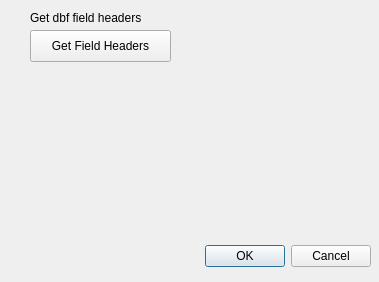
Old version of the form interactive_tool/AafcQgisSoilTool/ui_aafcqgissoiltool.ui in the repository spatialfrog/soil_tools.
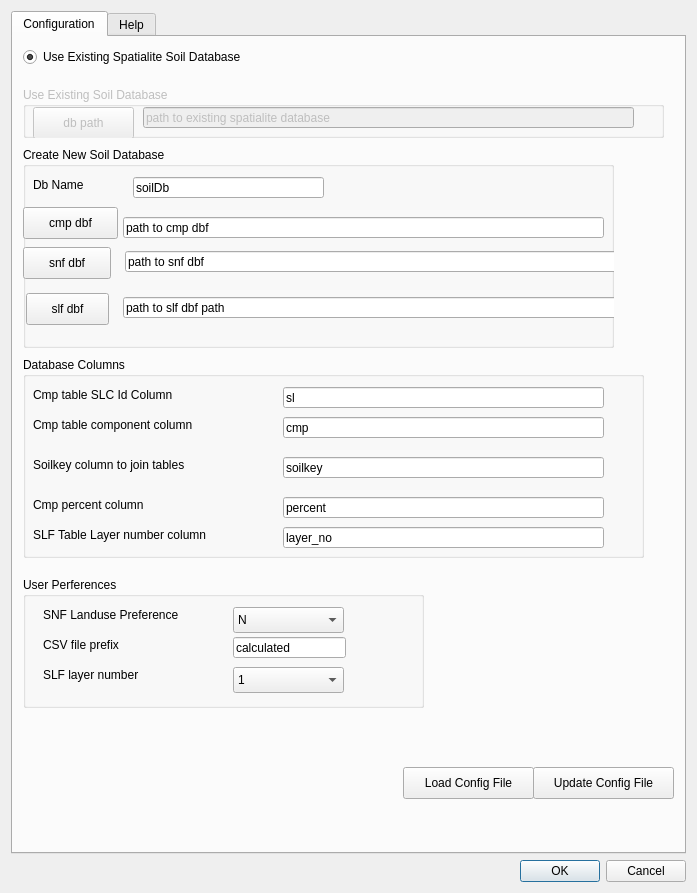
New version of the form.

What changed in the file:
```diff
--- a/interactive_tool/AafcQgisSoilTool/ui_aafcqgissoiltool.ui
+++ b/interactive_tool/AafcQgisSoilTool/ui_aafcqgissoiltool.ui
@@ -6,61 +6,589 @@
    <rect>
     <x>0</x>
     <y>0</y>
-    <width>379</width>
-    <height>282</height>
+    <width>697</width>
+    <height>893</height>
    </rect>
   </property>
   <property name="windowTitle">
    <string>AafcQgisSoilTool</string>
   </property>
-  <widget class="QDialogButtonBox" name="buttonBox">
-   <property name="geometry">
-    <rect>
-     <x>30</x>
-     <y>240</y>
-     <width>341</width>
-     <height>32</height>
-    </rect>
-   </property>
-   <property name="orientation">
-    <enum>Qt::Horizontal</enum>
-   </property>
-   <property name="standardButtons">
-    <set>QDialogButtonBox::Cancel|QDialogButtonBox::Ok</set>
-   </property>
-  </widget>
-  <widget class="QPushButton" name="getDbfHeaders">
-   <property name="geometry">
-    <rect>
-     <x>30</x>
-     <y>30</y>
-     <width>141</width>
-     <height>32</height>
-    </rect>
-   </property>
-   <property name="toolTip">
-    <string>Open the cmp dbf on file system</string>
-   </property>
-   <property name="text">
-    <string>Get Field Headers</string>
-   </property>
-   <property name="flat">
-    <bool>false</bool>
-   </property>
-  </widget>
-  <widget class="QLabel" name="label">
-   <property name="geometry">
-    <rect>
-     <x>30</x>
-     <y>10</y>
-     <width>131</width>
-     <height>16</height>
-    </rect>
-   </property>
-   <property name="text">
-    <string>Get dbf field headers</string>
-   </property>
-  </widget>
+  <layout class="QGridLayout" name="gridLayout">
+   <item row="3" column="0">
+    <layout class="QHBoxLayout" name="horizontalLayout_2"/>
+   </item>
+   <item row="2" column="0">
+    <widget class="QDialogButtonBox" name="buttonBox">
+     <property name="standardButtons">
+      <set>QDialogButtonBox::Cancel|QDialogButtonBox::Ok</set>
+     </property>
+    </widget>
+   </item>
+   <item row="1" column="0">
+    <layout class="QHBoxLayout" name="horizontalLayout">
+     <item>
+      <widget class="QTabWidget" name="tabs">
+       <property name="currentIndex">
+        <number>0</number>
+       </property>
+       <widget class="QWidget" name="tab_config">
+        <attribute name="title">
+         <string>Configuration</string>
+        </attribute>
+        <widget class="QPushButton" name="button_loadConfigFile">
+         <property name="geometry">
+          <rect>
+           <x>390</x>
+           <y>730</y>
+           <width>131</width>
+           <height>32</height>
+          </rect>
+         </property>
+         <property name="text">
+          <string>Load Config File</string>
+         </property>
+        </widget>
+        <widget class="QPushButton" name="button_upDateConfigFile">
+         <property name="geometry">
+          <rect>
+           <x>520</x>
+           <y>730</y>
+           <width>141</width>
+           <height>32</height>
+          </rect>
+         </property>
+         <property name="text">
+          <string>Update Config File</string>
+         </property>
+        </widget>
+        <widget class="QGroupBox" name="groupBox">
+         <property name="enabled">
+          <bool>false</bool>
+         </property>
+         <property name="geometry">
+          <rect>
+           <x>10</x>
+           <y>50</y>
+           <width>641</width>
+           <height>51</height>
+          </rect>
+         </property>
+         <property name="title">
+          <string>Use Existing Soil Database</string>
+         </property>
+         <property name="checkable">
+          <bool>false</bool>
+         </property>
+         <widget class="QLineEdit" name="lineEdit_existingSoilDbPath">
+          <property name="geometry">
+           <rect>
+            <x>120</x>
+            <y>20</y>
+            <width>491</width>
+            <height>21</height>
+           </rect>
+          </property>
+          <property name="text">
+           <string>path to existing spatialite database</string>
+          </property>
+         </widget>
+         <widget class="QPushButton" name="button_existingSoilDbPath">
+          <property name="geometry">
+           <rect>
+            <x>10</x>
+            <y>20</y>
+            <width>101</width>
+            <height>32</height>
+           </rect>
+          </property>
+          <property name="text">
+           <string>db path</string>
+          </property>
+         </widget>
+        </widget>
+        <widget class="QGroupBox" name="groupBox_2">
+         <property name="enabled">
+          <bool>true</bool>
+         </property>
+         <property name="geometry">
+          <rect>
+           <x>10</x>
+           <y>110</y>
+           <width>591</width>
+           <height>201</height>
+          </rect>
+         </property>
+         <property name="title">
+          <string>Create New Soil Database</string>
+         </property>
+         <widget class="QLabel" name="label_2">
+          <property name="geometry">
+           <rect>
+            <x>10</x>
+            <y>30</y>
+            <width>62</width>
+            <height>16</height>
+           </rect>
+          </property>
+          <property name="text">
+           <string>Db Name</string>
+          </property>
+         </widget>
+         <widget class="QLineEdit" name="lineEdit_sqliteDbName">
+          <property name="geometry">
+           <rect>
+            <x>110</x>
+            <y>30</y>
+            <width>191</width>
+            <height>21</height>
+           </rect>
+          </property>
+          <property name="text">
+           <string>soilDb</string>
+          </property>
+         </widget>
+         <widget class="QLineEdit" name="lineEdit_cmpDbfPath">
+          <property name="geometry">
+           <rect>
+            <x>100</x>
+            <y>70</y>
+            <width>481</width>
+            <height>21</height>
+           </rect>
+          </property>
+          <property name="text">
+           <string>path to cmp dbf</string>
+          </property>
+         </widget>
+         <widget class="QPushButton" name="button_slfDbfPath">
+          <property name="geometry">
+           <rect>
+            <x>3</x>
+            <y>146</y>
+            <width>83</width>
+            <height>32</height>
+           </rect>
+          </property>
+          <property name="text">
+           <string>slf dbf</string>
+          </property>
+          <property name="autoDefault">
+           <bool>true</bool>
+          </property>
+         </widget>
+         <widget class="QLineEdit" name="lineEdit_snfDbfPath">
+          <property name="geometry">
+           <rect>
+            <x>102</x>
+            <y>104</y>
+            <width>567</width>
+            <height>21</height>
+           </rect>
+          </property>
+          <property name="text">
+           <string>path to snf dbf</string>
+          </property>
+         </widget>
+         <widget class="QLineEdit" name="lineEdit_slfDbfPath">
+          <property name="geometry">
+           <rect>
+            <x>100</x>
+            <y>150</y>
+            <width>572</width>
+            <height>21</height>
+           </rect>
+          </property>
+          <property name="text">
+           <string>path to slf dbf path</string>
+          </property>
+         </widget>
+         <widget class="QPushButton" name="button_cmpDbfPath">
+          <property name="geometry">
+           <rect>
+            <x>0</x>
+            <y>60</y>
+            <width>95</width>
+            <height>32</height>
+           </rect>
+          </property>
+          <property name="text">
+           <string>cmp dbf</string>
+          </property>
+          <property name="autoDefault">
+           <bool>true</bool>
+          </property>
+         </widget>
+         <widget class="QPushButton" name="button_snfDbfPath">
+          <property name="geometry">
+           <rect>
+            <x>0</x>
+            <y>100</y>
+            <width>88</width>
+            <height>32</height>
+           </rect>
+          </property>
+          <property name="text">
+           <string>snf dbf</string>
+          </property>
+          <property name="autoDefault">
+           <bool>true</bool>
+          </property>
+         </widget>
+        </widget>
+        <widget class="QGroupBox" name="groupBox_3">
+         <property name="enabled">
+          <bool>true</bool>
+         </property>
+         <property name="geometry">
+          <rect>
+           <x>10</x>
+           <y>320</y>
+           <width>621</width>
+           <height>201</height>
+          </rect>
+         </property>
+         <property name="title">
+          <string>Database Columns</string>
+         </property>
+         <widget class="QLabel" name="label_3">
+          <property name="geometry">
+           <rect>
+            <x>10</x>
+            <y>30</y>
+            <width>171</width>
+            <height>16</height>
+           </rect>
+          </property>
+          <property name="text">
+           <string>Cmp table SLC Id Column</string>
+          </property>
+         </widget>
+         <widget class="QLineEdit" name="lineEdit_dbSlcIdKey">
+          <property name="geometry">
+           <rect>
+            <x>260</x>
+            <y>30</y>
+            <width>321</width>
+            <height>21</height>
+           </rect>
+          </property>
+          <property name="text">
+           <string>sl</string>
+          </property>
+         </widget>
+         <widget class="QLabel" name="label_4">
+          <property name="geometry">
+           <rect>
+            <x>10</x>
+            <y>60</y>
+            <width>191</width>
+            <height>16</height>
+           </rect>
+          </property>
+          <property name="text">
+           <string>Cmp table component column</string>
+          </property>
+         </widget>
+         <widget class="QLineEdit" name="lineEdit_dbCmpKey">
+          <property name="geometry">
+           <rect>
+            <x>260</x>
+            <y>60</y>
+            <width>321</width>
+            <height>21</height>
+           </rect>
+          </property>
+          <property name="text">
+           <string>cmp</string>
+          </property>
+         </widget>
+         <widget class="QLabel" name="label_5">
+          <property name="geometry">
+           <rect>
+            <x>10</x>
+            <y>100</y>
+            <width>191</width>
+            <height>16</height>
+           </rect>
+          </property>
+          <property name="text">
+           <string>Soilkey column to join tables</string>
+          </property>
+         </widget>
+         <widget class="QLineEdit" name="lineEdit_dbSoilKey">
+          <property name="geometry">
+           <rect>
+            <x>260</x>
+            <y>100</y>
+            <width>321</width>
+            <height>21</height>
+           </rect>
+          </property>
+          <property name="text">
+           <string>soilkey</string>
+          </property>
+         </widget>
+         <widget class="QLabel" name="label_6">
+          <property name="geometry">
+           <rect>
+            <x>10</x>
+            <y>140</y>
+            <width>171</width>
+            <height>16</height>
+           </rect>
+          </property>
+          <property name="text">
+           <string>Cmp percent column</string>
+          </property>
+         </widget>
+         <widget class="QLineEdit" name="lineEdit_dbPercentKey">
+          <property name="geometry">
+           <rect>
+            <x>260</x>
+            <y>140</y>
+            <width>321</width>
+            <height>21</height>
+           </rect>
+          </property>
+          <property name="text">
+           <string>percent</string>
+          </property>
+         </widget>
+         <widget class="QLabel" name="label_9">
+          <property name="geometry">
+           <rect>
+            <x>10</x>
+            <y>170</y>
+            <width>211</width>
+            <height>16</height>
+           </rect>
+          </property>
+          <property name="text">
+           <string>SLF Table Layer number column</string>
+          </property>
+         </widget>
+         <widget class="QLineEdit" name="lineEdit_dbLayerNumberKey">
+          <property name="geometry">
+           <rect>
+            <x>260</x>
+            <y>170</y>
+            <width>321</width>
+            <height>21</height>
+           </rect>
+          </property>
+          <property name="text">
+           <string>layer_no</string>
+          </property>
+         </widget>
+        </widget>
+        <widget class="QGroupBox" name="groupBox_4">
+         <property name="enabled">
+          <bool>true</bool>
+         </property>
+         <property name="geometry">
+          <rect>
+           <x>10</x>
+           <y>540</y>
+           <width>401</width>
+           <height>131</height>
+          </rect>
+         </property>
+         <property name="title">
+          <string>User Perferences</string>
+         </property>
+         <widget class="QComboBox" name="cb_userLandusePreference">
+          <property name="geometry">
+           <rect>
+            <x>210</x>
+            <y>30</y>
+            <width>111</width>
+            <height>26</height>
+           </rect>
+          </property>
+          <item>
+           <property name="text">
+            <string>N</string>
+           </property>
+          </item>
+          <item>
+           <property name="text">
+            <string>A</string>
+           </property>
+          </item>
+         </widget>
+         <widget class="QLabel" name="label_7">
+          <property name="geometry">
+           <rect>
+            <x>20</x>
+            <y>30</y>
+            <width>161</width>
+            <height>16</height>
+           </rect>
+          </property>
+          <property name="text">
+           <string>SNF Landuse Preference</string>
+          </property>
+         </widget>
+         <widget class="QLabel" name="label_8">
+          <property name="geometry">
+           <rect>
+            <x>20</x>
+            <y>60</y>
+            <width>121</width>
+            <height>16</height>
+           </rect>
+          </property>
+          <property name="text">
+           <string>CSV file prefix</string>
+          </property>
+         </widget>
+         <widget class="QLineEdit" name="lineEdit_csvFilePrefix">
+          <property name="geometry">
+           <rect>
+            <x>210</x>
+            <y>60</y>
+            <width>113</width>
+            <height>21</height>
+           </rect>
+          </property>
+          <property name="text">
+           <string>calculated</string>
+          </property>
+         </widget>
+         <widget class="QLabel" name="label_10">
+          <property name="geometry">
+           <rect>
+            <x>20</x>
+            <y>90</y>
+            <width>121</width>
+            <height>16</height>
+           </rect>
+          </property>
+          <property name="text">
+           <string>SLF layer number</string>
+          </property>
+         </widget>
+         <widget class="QComboBox" name="cb_userLayerNumber">
+          <property name="geometry">
+           <rect>
+            <x>210</x>
+            <y>90</y>
+            <width>111</width>
+            <height>26</height>
+           </rect>
+          </property>
+          <item>
+           <property name="text">
+            <string>1</string>
+           </property>
+          </item>
+          <item>
+           <property name="text">
+            <string>2</string>
+           </property>
+          </item>
+          <item>
+           <property name="text">
+            <string>3</string>
+           </property>
+          </item>
+          <item>
+           <property name="text">
+            <string>4</string>
+           </property>
+          </item>
+          <item>
+           <property name="text">
+            <string>5</string>
+           </property>
+          </item>
+          <item>
+           <property name="text">
+            <string>6</string>
+           </property>
+          </item>
+          <item>
+           <property name="text">
+            <string>7</string>
+           </property>
+          </item>
+          <item>
+           <property name="text">
+            <string>8</string>
+           </property>
+          </item>
+          <item>
+           <property name="text">
+            <string>9</string>
+           </property>
+          </item>
+          <item>
+           <property name="text">
+            <string>10</string>
+           </property>
+          </item>
+          <item>
+           <property name="text">
+            <string>New Item</string>
+           </property>
+          </item>
+         </widget>
+        </widget>
+        <widget class="QRadioButton" name="rb_useExistingSoilDb">
+         <property name="geometry">
+          <rect>
+           <x>10</x>
+           <y>10</y>
+           <width>251</width>
+           <height>20</height>
+          </rect>
+         </property>
+         <property name="text">
+          <string>Use Existing Spatialite Soil Database</string>
+         </property>
+         <property name="checked">
+          <bool>true</bool>
+         </property>
+        </widget>
+       </widget>
+       <widget class="QWidget" name="tab_help">
+        <attribute name="title">
+         <string>Help</string>
+        </attribute>
+        <widget class="QTextBrowser" name="textBrowser">
+         <property name="geometry">
+          <rect>
+           <x>20</x>
+           <y>0</y>
+           <width>601</width>
+           <height>161</height>
+          </rect>
+         </property>
+         <property name="html">
+          <string>&lt;!DOCTYPE HTML PUBLIC &quot;-//W3C//DTD HTML 4.0//EN&quot; &quot;http://www.w3.org/TR/REC-html40/strict.dtd&quot;&gt;
+&lt;html&gt;&lt;head&gt;&lt;meta name=&quot;qrichtext&quot; content=&quot;1&quot; /&gt;&lt;style type=&quot;text/css&quot;&gt;
+p, li { white-space: pre-wrap; }
+&lt;/style&gt;&lt;/head&gt;&lt;body style=&quot; font-family:'Lucida Grande'; font-size:13pt; font-weight:400; font-style:normal;&quot;&gt;
+&lt;p style=&quot; margin-top:0px; margin-bottom:0px; margin-left:0px; margin-right:0px; -qt-block-indent:0; text-indent:0px;&quot;&gt;help will go here&lt;/p&gt;&lt;/body&gt;&lt;/html&gt;</string>
+         </property>
+        </widget>
+       </widget>
+      </widget>
+     </item>
+    </layout>
+   </item>
+   <item row="4" column="0">
+    <layout class="QHBoxLayout" name="horizontalLayout_3"/>
+   </item>
+  </layout>
+  <zorder>lineEdit_cmpDbfPath</zorder>
+  <zorder>button_cmpDbfPath</zorder>
+  <zorder>lineEdit_cmpDbfPath</zorder>
+  <zorder>lineEdit_snfDbfPath</zorder>
+  <zorder>button_snfDbfPath</zorder>
+  <zorder>lineEdit_slfDbfPath</zorder>
+  <zorder>button_slfDbfPath</zorder>
+  <zorder>buttonBox</zorder>
  </widget>
  <resources/>
  <connections>
```
Left out of the diff: 46 changed lines with no effect on the pictures.
